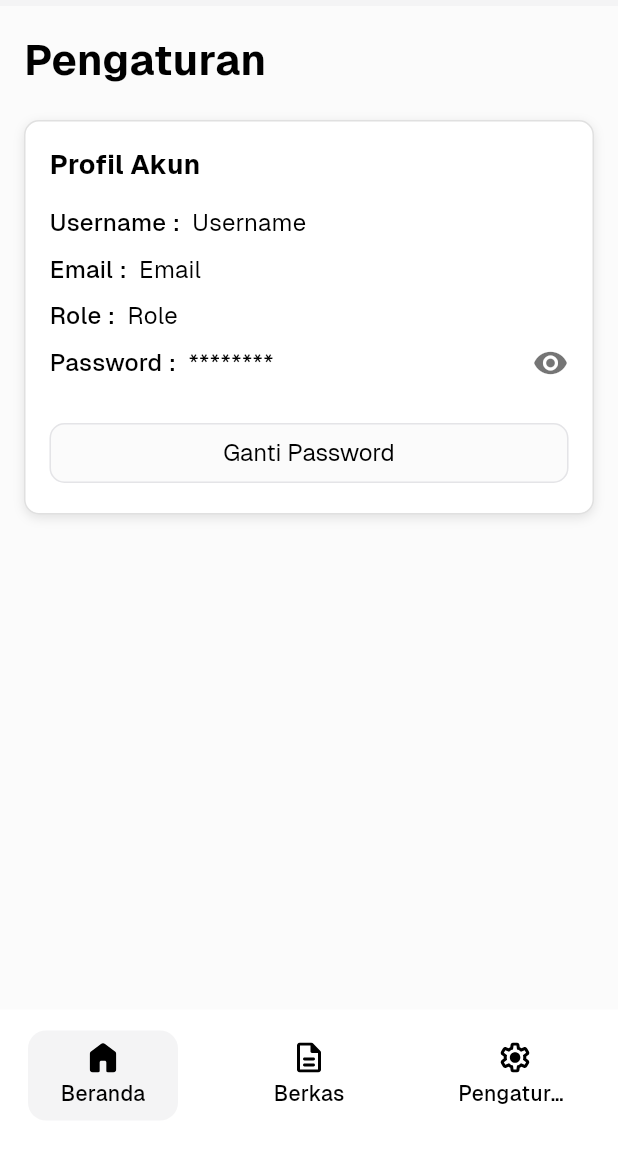
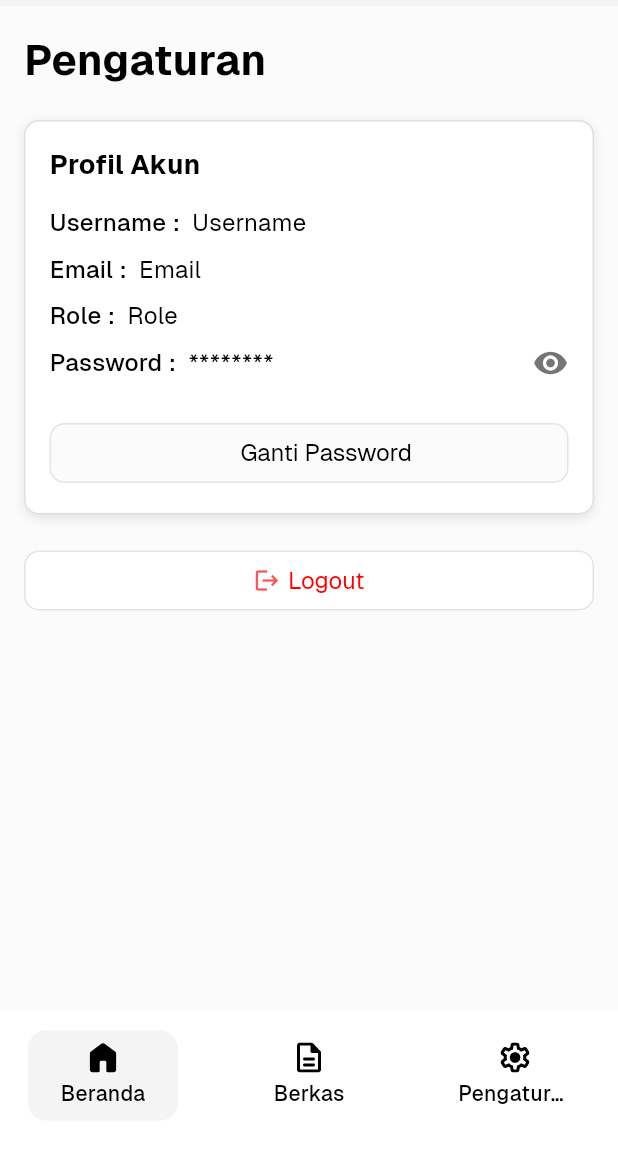
Before and after one commit to MuhammadYaumil1212/SummitDocs, a Flutter app: the screen it shows after launch, swiped to page 3, on a phone screen of 412 x 824 dp, the part 84-1236 px from its top. Run offline on Flutter 3.47's test engine with Material 3 defaults, Android fonts, the phone set to English and light mode, and no system bars; our stand-ins replace bloc, dartz, dio, equatable, flutter_bloc, flutter_svg and 5 more; accounts and stored records are empty; project files that could hold a hidden picture were left out.

Commit message:
add icon and color setting

```diff
--- a/lib/Presentations/settings/pages/settings_screen.dart
+++ b/lib/Presentations/settings/pages/settings_screen.dart
@@ -1,4 +1,6 @@
 import 'package:SummitDocs/Presentations/settings/widgets/ProfileCard.dart';
+import 'package:SummitDocs/commons/widgets/app_button.dart';
+import 'package:SummitDocs/core/config/theme/app_colors.dart';
 import 'package:flutter/material.dart';
 
 import '../../../commons/widgets/app_text.dart';
@@ -21,7 +23,18 @@ class SettingsScreen extends StatelessWidget {
               fontWeight: FontWeight.w700,
             ),
             const SizedBox(height: 20),
-            ProfileCard()
+            ProfileCard(),
+            const SizedBox(height: 20),
+            AppButton(
+              text: "Logout",
+              action: () {},
+              backgroundColor: Colors.white,
+              iconColor: Colors.redAccent,
+              borderColor: AppColors.grayBackground2,
+              icon: Icons.logout,
+              fontColor: AppColors.redFailed,
+              fontWeight: FontWeight.w400,
+            )
           ],
         ),
       ),
--- a/lib/commons/widgets/app_button.dart
+++ b/lib/commons/widgets/app_button.dart
@@ -10,16 +10,19 @@ class AppButton extends StatelessWidget {
   final Color? backgroundColor;
   final Color? borderColor;
   final FontWeight? fontWeight;
+  final IconData? icon;
+  final Color? iconColor;
 
-  const AppButton({
-    super.key,
+  const AppButton(
+      {super.key,
       required this.text,
       required this.action,
       this.fontColor,
       this.backgroundColor,
       this.borderColor,
       this.fontWeight,
-  });
+      this.iconColor,
+      this.icon});
 
   @override
   Widget build(BuildContext context) {
@@ -32,7 +35,23 @@ class AppButton extends StatelessWidget {
           borderRadius: BorderRadius.circular(10),
         ),
       ),
-      child: AppText(
+      child: icon != ""
+          ? Row(
+              mainAxisAlignment: MainAxisAlignment.center,
+              children: [
+                Icon(
+                  icon,
+                  color: iconColor,
+                ),
+                const SizedBox(width: 5),
+                AppText(
+                  text: text,
+                  fontWeight: fontWeight ?? FontWeight.w700,
+                  fontColor: fontColor ?? Colors.white,
+                ),
+              ],
+            )
+          : AppText(
               text: text,
               fontWeight: fontWeight ?? FontWeight.w700,
               fontColor: fontColor ?? Colors.white,
```
Lines whose indentation alone changed are shown as unchanged.
